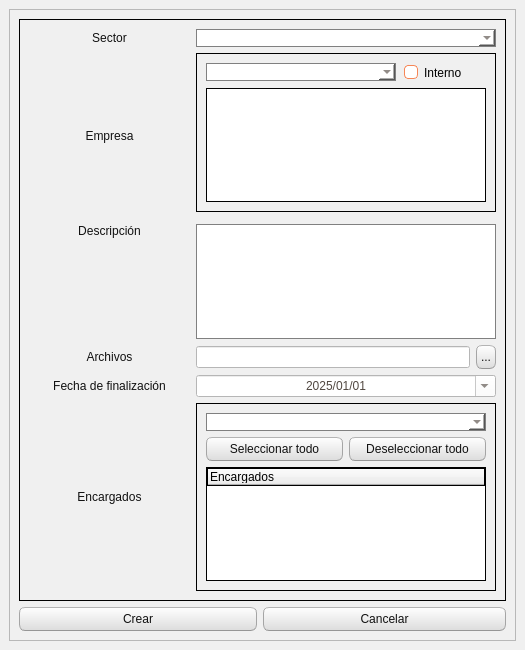
TomasDRS/software_syg, file gui/gui_agregar_evento.ui: the form before one commit.
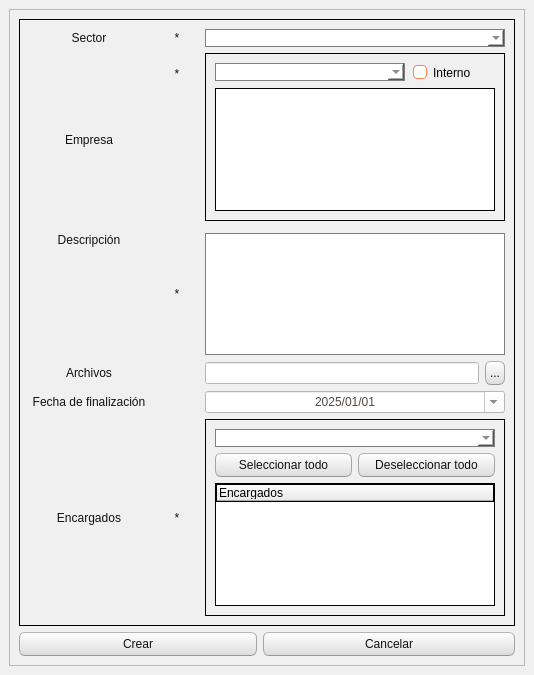
The form after the commit. Icons and pictures are not drawn.

The edit to the form file:
```diff
--- a/gui/gui_agregar_evento.ui
+++ b/gui/gui_agregar_evento.ui
@@ -6,8 +6,8 @@
    <rect>
     <x>0</x>
     <y>0</y>
-    <width>525</width>
-    <height>650</height>
+    <width>534</width>
+    <height>675</height>
    </rect>
   </property>
   <property name="sizePolicy">
@@ -605,7 +605,7 @@
           <enum>QFrame::Raised</enum>
          </property>
          <layout class="QGridLayout" name="gridLayout_2">
-          <item row="1" column="2" colspan="3">
+          <item row="3" column="3" colspan="3">
            <widget class="QFrame" name="frame_3">
             <property name="frameShape">
              <enum>QFrame::StyledPanel</enum>
@@ -688,7 +688,116 @@
             </layout>
            </widget>
           </item>
-          <item row="9" column="0" colspan="2">
+          <item row="11" column="3" colspan="3">
+           <widget class="QFrame" name="frame_4">
+            <property name="frameShape">
+             <enum>QFrame::StyledPanel</enum>
+            </property>
+            <property name="frameShadow">
+             <enum>QFrame::Raised</enum>
+            </property>
+            <layout class="QGridLayout" name="gridLayout_4">
+             <item row="1" column="1" colspan="2">
+              <widget class="QComboBox" name="combo_encargado_sector">
+               <property name="styleSheet">
+                <string notr="true">
+QComboBox{
+	border-style:solid;
+	border-width:1px;
+	border-color:grey;
+	font: 13pt &quot;MS Shell Dlg 2&quot;;
+}
+
+QComboBox:hover {
+	border-style:solid;
+	border-width:1px;
+	border-color:black;
+}
+</string>
+               </property>
+               <property name="currentIndex">
+                <number>-1</number>
+               </property>
+               <property name="iconSize">
+                <size>
+                 <width>16</width>
+                 <height>16</height>
+                </size>
+               </property>
+               <item>
+                <property name="text">
+                 <string>Comex</string>
+                </property>
+                <property name="icon">
+                 <iconset>
+                  <normaloff>../etc/logo_comex.png</normaloff>../etc/logo_comex.png</iconset>
+                </property>
+               </item>
+               <item>
+                <property name="text">
+                 <string>MGM</string>
+                </property>
+                <property name="icon">
+                 <iconset>
+                  <normaloff>../etc/logo_mgm.png</normaloff>../etc/logo_mgm.png</iconset>
+                </property>
+               </item>
+               <item>
+                <property name="text">
+                 <string>Administración</string>
+                </property>
+                <property name="icon">
+                 <iconset>
+                  <normaloff>../etc/logo_admin.png</normaloff>../etc/logo_admin.png</iconset>
+                </property>
+               </item>
+              </widget>
+             </item>
+             <item row="3" column="1" colspan="2">
+              <widget class="QTreeWidget" name="treeWidget">
+               <property name="sizePolicy">
+                <sizepolicy hsizetype="Fixed" vsizetype="Fixed">
+                 <horstretch>0</horstretch>
+                 <verstretch>50</verstretch>
+                </sizepolicy>
+               </property>
+               <property name="minimumSize">
+                <size>
+                 <width>280</width>
+                 <height>100</height>
+                </size>
+               </property>
+               <property name="alternatingRowColors">
+                <bool>true</bool>
+               </property>
+               <property name="headerHidden">
+                <bool>false</bool>
+               </property>
+               <column>
+                <property name="text">
+                 <string>Encargados</string>
+                </property>
+               </column>
+              </widget>
+             </item>
+             <item row="2" column="2">
+              <widget class="QPushButton" name="button_uncheck">
+               <property name="text">
+                <string>Deseleccionar todo</string>
+               </property>
+              </widget>
+             </item>
+             <item row="2" column="1">
+              <widget class="QPushButton" name="button_check">
+               <property name="text">
+                <string>Seleccionar todo</string>
+               </property>
+              </widget>
+             </item>
+            </layout>
+           </widget>
+          </item>
+          <item row="11" column="0" colspan="2">
            <widget class="QLabel" name="label_7">
             <property name="styleSheet">
              <string notr="true">font: 12pt &quot;MS Shell Dlg 2&quot;;
@@ -702,7 +811,21 @@
             </property>
            </widget>
           </item>
-          <item row="1" column="0" rowspan="2" colspan="2">
+          <item row="6" column="0" colspan="2">
+           <widget class="QLabel" name="label_4">
+            <property name="styleSheet">
+             <string notr="true">font: 12pt &quot;MS Shell Dlg 2&quot;;
+border-width:0px;</string>
+            </property>
+            <property name="text">
+             <string>Descripción</string>
+            </property>
+            <property name="alignment">
+             <set>Qt::AlignHCenter|Qt::AlignTop</set>
+            </property>
+           </widget>
+          </item>
+          <item row="3" column="0" rowspan="2" colspan="2">
            <widget class="QLabel" name="label_3">
             <property name="styleSheet">
              <string notr="true">
@@ -717,6 +840,20 @@
             </property>
            </widget>
           </item>
+          <item row="7" column="0" colspan="2">
+           <widget class="QLabel" name="label_8">
+            <property name="styleSheet">
+             <string notr="true">font: 12pt &quot;MS Shell Dlg 2&quot;;
+border-width:0px;</string>
+            </property>
+            <property name="text">
+             <string>Archivos</string>
+            </property>
+            <property name="alignment">
+             <set>Qt::AlignCenter</set>
+            </property>
+           </widget>
+          </item>
           <item row="0" column="0" colspan="2">
            <widget class="QLabel" name="label_6">
             <property name="styleSheet">
@@ -731,35 +868,7 @@
             </property>
            </widget>
           </item>
-          <item row="4" column="0" colspan="2">
-           <widget class="QLabel" name="label_4">
-            <property name="styleSheet">
-             <string notr="true">font: 12pt &quot;MS Shell Dlg 2&quot;;
-border-width:0px;</string>
-            </property>
-            <property name="text">
-             <string>Descripción</string>
-            </property>
-            <property name="alignment">
-             <set>Qt::AlignHCenter|Qt::AlignTop</set>
-            </property>
-           </widget>
-          </item>
-          <item row="5" column="0" colspan="2">
-           <widget class="QLabel" name="label_8">
-            <property name="styleSheet">
-             <string notr="true">font: 12pt &quot;MS Shell Dlg 2&quot;;
-border-width:0px;</string>
-            </property>
-            <property name="text">
-             <string>Archivos</string>
-            </property>
-            <property name="alignment">
-             <set>Qt::AlignCenter</set>
-            </property>
-           </widget>
-          </item>
-          <item row="4" column="2" colspan="3">
+          <item row="6" column="3" colspan="3">
            <widget class="QTextEdit" name="line_descripcion">
             <property name="minimumSize">
              <size>
@@ -797,7 +906,21 @@
             </property>
            </widget>
           </item>
-          <item row="5" column="4">
+          <item row="7" column="3" colspan="2">
+           <widget class="QLineEdit" name="line_archivos">
+            <property name="minimumSize">
+             <size>
+              <width>265</width>
+              <height>0</height>
+             </size>
+            </property>
+            <property name="styleSheet">
+             <string notr="true">font: 12pt &quot;MS Shell Dlg 2&quot;;
+border-width:0px;</string>
+            </property>
+           </widget>
+          </item>
+          <item row="7" column="5">
            <widget class="QPushButton" name="pushButton">
             <property name="sizePolicy">
              <sizepolicy hsizetype="Maximum" vsizetype="Fixed">
@@ -814,7 +937,7 @@
             </property>
            </widget>
           </item>
-          <item row="6" column="0" colspan="2">
+          <item row="8" column="0" colspan="2">
            <widget class="QLabel" name="label">
             <property name="styleSheet">
              <string notr="true">font: 12pt &quot;MS Shell Dlg 2&quot;;
@@ -828,21 +951,7 @@
             </property>
            </widget>
           </item>
-          <item row="5" column="2" colspan="2">
-           <widget class="QLineEdit" name="line_archivos">
-            <property name="minimumSize">
-             <size>
-              <width>265</width>
-              <height>0</height>
-             </size>
-            </property>
-            <property name="styleSheet">
-             <string notr="true">font: 12pt &quot;MS Shell Dlg 2&quot;;
-border-width:0px;</string>
-            </property>
-           </widget>
-          </item>
-          <item row="0" column="2" colspan="3">
+          <item row="0" column="3" colspan="3">
            <widget class="QComboBox" name="combo_sector">
             <property name="styleSheet">
              <string notr="true">
@@ -997,7 +1106,7 @@
             </item>
            </widget>
           </item>
-          <item row="6" column="2" colspan="3">
+          <item row="8" column="3" colspan="3">
            <widget class="QDateEdit" name="date_fecha">
             <property name="sizePolicy">
              <sizepolicy hsizetype="Minimum" vsizetype="Fixed">
@@ -1030,113 +1139,61 @@
             </property>
            </widget>
           </item>
-          <item row="9" column="2" colspan="3">
-           <widget class="QFrame" name="frame_4">
-            <property name="frameShape">
-             <enum>QFrame::StyledPanel</enum>
+          <item row="3" column="2">
+           <widget class="QLabel" name="label_5">
+            <property name="styleSheet">
+             <string notr="true">font: 12pt &quot;MS Shell Dlg 2&quot;;
+border-width:0px;</string>
             </property>
-            <property name="frameShadow">
-             <enum>QFrame::Raised</enum>
+            <property name="text">
+             <string>
+*</string>
             </property>
-            <layout class="QGridLayout" name="gridLayout_4">
-             <item row="1" column="1" colspan="2">
-              <widget class="QComboBox" name="combo_encargado_sector">
-               <property name="styleSheet">
-                <string notr="true">
-QComboBox{
-	border-style:solid;
-	border-width:1px;
-	border-color:grey;
-	font: 13pt &quot;MS Shell Dlg 2&quot;;
-}
-
-QComboBox:hover {
-	border-style:solid;
-	border-width:1px;
-	border-color:black;
-}
-</string>
-               </property>
-               <property name="currentIndex">
-                <number>-1</number>
-               </property>
-               <property name="iconSize">
-                <size>
-                 <width>16</width>
-                 <height>16</height>
-                </size>
-               </property>
-               <item>
-                <property name="text">
-                 <string>Comex</string>
-                </property>
-                <property name="icon">
-                 <iconset>
-                  <normaloff>../etc/logo_comex.png</normaloff>../etc/logo_comex.png</iconset>
-                </property>
-               </item>
-               <item>
-                <property name="text">
-                 <string>MGM</string>
-                </property>
-                <property name="icon">
-                 <iconset>
-                  <normaloff>../etc/logo_mgm.png</normaloff>../etc/logo_mgm.png</iconset>
-                </property>
-               </item>
-               <item>
-                <property name="text">
-                 <string>Administración</string>
-                </property>
-                <property name="icon">
-                 <iconset>
-                  <normaloff>../etc/logo_admin.png</normaloff>../etc/logo_admin.png</iconset>
-                </property>
-               </item>
-              </widget>
-             </item>
-             <item row="3" column="1" colspan="2">
-              <widget class="QTreeWidget" name="treeWidget">
-               <property name="sizePolicy">
-                <sizepolicy hsizetype="Fixed" vsizetype="Fixed">
-                 <horstretch>0</horstretch>
-                 <verstretch>50</verstretch>
-                </sizepolicy>
-               </property>
-               <property name="minimumSize">
-                <size>
-                 <width>280</width>
-                 <height>100</height>
-                </size>
-               </property>
-               <property name="alternatingRowColors">
-                <bool>true</bool>
-               </property>
-               <property name="headerHidden">
-                <bool>false</bool>
-               </property>
-               <column>
-                <property name="text">
-                 <string>Encargados</string>
-                </property>
-               </column>
-              </widget>
-             </item>
-             <item row="2" column="2">
-              <widget class="QPushButton" name="button_uncheck">
-               <property name="text">
-                <string>Deseleccionar todo</string>
-               </property>
-              </widget>
-             </item>
-             <item row="2" column="1">
-              <widget class="QPushButton" name="button_check">
-               <property name="text">
-                <string>Seleccionar todo</string>
-               </property>
-              </widget>
-             </item>
-            </layout>
+            <property name="alignment">
+             <set>Qt::AlignHCenter|Qt::AlignTop</set>
+            </property>
+           </widget>
+          </item>
+          <item row="6" column="2">
+           <widget class="QLabel" name="label_9">
+            <property name="styleSheet">
+             <string notr="true">font: 12pt &quot;MS Shell Dlg 2&quot;;
+border-width:0px;</string>
+            </property>
+            <property name="text">
+             <string>*</string>
+            </property>
+            <property name="alignment">
+             <set>Qt::AlignCenter</set>
+            </property>
+           </widget>
+          </item>
+          <item row="11" column="2">
+           <widget class="QLabel" name="label_10">
+            <property name="styleSheet">
+             <string notr="true">font: 12pt &quot;MS Shell Dlg 2&quot;;
+border-width:0px;</string>
+            </property>
+            <property name="text">
+             <string>*</string>
+            </property>
+            <property name="alignment">
+             <set>Qt::AlignCenter</set>
+            </property>
+           </widget>
+          </item>
+          <item row="0" column="2">
+           <widget class="QLabel" name="label_2">
+            <property name="styleSheet">
+             <string notr="true">font: 12pt &quot;MS Shell Dlg 2&quot;;
+border-width:0px;</string>
+            </property>
+            <property name="text">
+             <string>*</string>
+            </property>
+            <property name="alignment">
+             <set>Qt::AlignCenter</set>
+            </property>
            </widget>
           </item>
          </layout>
```
Left out of the diff: 56 changed lines with no effect on the pictures.
